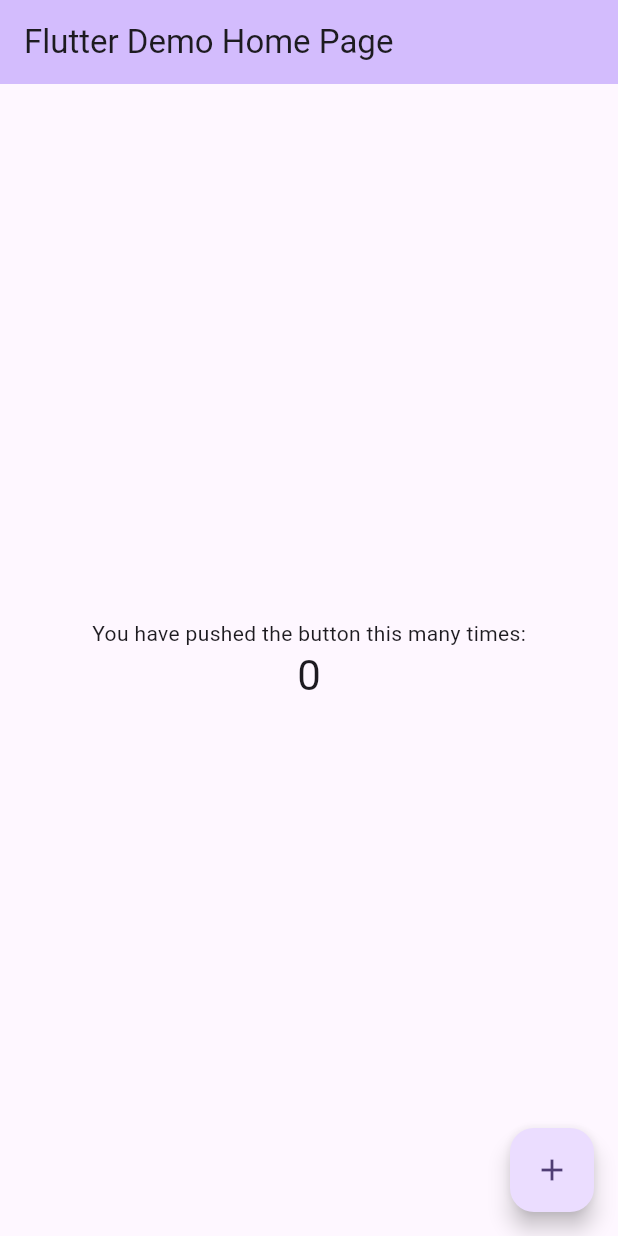
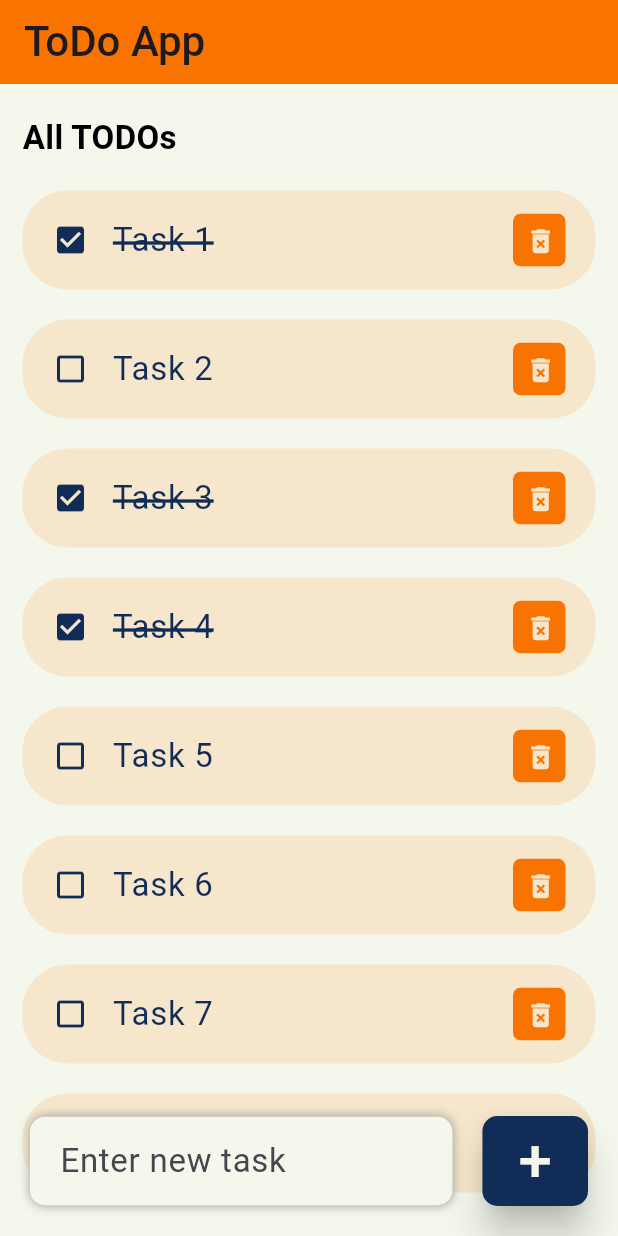
Before and after one commit to attaurrehmanhaji/Prodigy-Info-tech, a Flutter app: the screen it shows after launch, on a phone screen of 412 x 824 dp. Run offline on Flutter 3.47's test engine with Material 3 defaults, Android fonts, the phone set to English and light mode, and no system bars.

Commit message:
todo app complete

```diff
--- a/todo_list_app/lib/main.dart
+++ b/todo_list_app/lib/main.dart
@@ -1,33 +1,26 @@
+import 'model/todo.dart';
+import '../widgets/todo_items.dart';
 import 'package:flutter/material.dart';
 
 void main() {
   runApp(const MyApp());
 }
 
-class MyApp extends StatelessWidget {
+class MyApp extends StatefulWidget {
   const MyApp({super.key});
 
+  @override
+  State<MyApp> createState() => _MyAppState();
+}
+
+class _MyAppState extends State<MyApp> {
   // This widget is the root of your application.
   @override
   Widget build(BuildContext context) {
     return MaterialApp(
+      debugShowCheckedModeBanner: false,
       title: 'Flutter Demo',
       theme: ThemeData(
-        // This is the theme of your application.
-        //
-        // TRY THIS: Try running your application with "flutter run". You'll see
-        // the application has a purple toolbar. Then, without quitting the app,
-        // try changing the seedColor in the colorScheme below to Colors.green
-        // and then invoke "hot reload" (save your changes or press the "hot
-        // reload" button in a Flutter-supported IDE, or press "r" if you used
-        // the command line to start the app).
-        //
-        // Notice that the counter didn't reset back to zero; the application
-        // state is not lost during the reload. To reset the state, use hot
-        // restart instead.
-        //
-        // This works for code too, not just values: Most code changes can be
-        // tested with just a hot reload.
         colorScheme: ColorScheme.fromSeed(seedColor: Colors.deepPurple),
         useMaterial3: true,
       ),
@@ -39,15 +32,6 @@ class MyApp extends StatelessWidget {
 class MyHomePage extends StatefulWidget {
   const MyHomePage({super.key, required this.title});
 
-  // This widget is the home page of your application. It is stateful, meaning
-  // that it has a State object (defined below) that contains fields that affect
-  // how it looks.
-
-  // This class is the configuration for the state. It holds the values (in this
-  // case the title) provided by the parent (in this case the App widget) and
-  // used by the build method of the State. Fields in a Widget subclass are
-  // always marked "final".
-
   final String title;
 
   @override
@@ -55,71 +39,161 @@ class MyHomePage extends StatefulWidget {
 }
 
 class _MyHomePageState extends State<MyHomePage> {
-  int _counter = 0;
-
-  void _incrementCounter() {
-    setState(() {
-      // This call to setState tells the Flutter framework that something has
-      // changed in this State, which causes it to rerun the build method below
-      // so that the display can reflect the updated values. If we changed
-      // _counter without calling setState(), then the build method would not be
-      // called again, and so nothing would appear to happen.
-      _counter++;
-    });
-  }
+  final todosList = ToDo.todoList();
+  final newTodo = TextEditingController();
 
   @override
   Widget build(BuildContext context) {
     // This method is rerun every time setState is called, for instance as done
     // by the _incrementCounter method above.
-    //
-    // The Flutter framework has been optimized to make rerunning build methods
-    // fast, so that you can just rebuild anything that needs updating rather
-    // than having to individually change instances of widgets.
     return Scaffold(
-      appBar: AppBar(
-        // TRY THIS: Try changing the color here to a specific color (to
-        // Colors.amber, perhaps?) and trigger a hot reload to see the AppBar
-        // change color while the other colors stay the same.
-        backgroundColor: Theme.of(context).colorScheme.inversePrimary,
-        // Here we take the value from the MyHomePage object that was created by
-        // the App.build method, and use it to set our appbar title.
-        title: Text(widget.title),
+      backgroundColor: Color(0xffF3F7EC),
+      appBar: myappBar(),
+      body: Stack(
+        children: [
+          Container(
+            padding: EdgeInsets.symmetric(vertical: 20, horizontal: 15),
+            child: Column(
+              children: [
+                Expanded(
+                  child: ListView(
+                    children: [
+                      // searchBox(),
+                      Container(
+                        margin: EdgeInsets.only(bottom: 20),
+                        child: Text('All TODOs',
+                            style: TextStyle(
+                                color: Colors.black,
+                                fontSize: 22,
+                                fontWeight: FontWeight.bold)),
+                      ),
+                      for (ToDo todo in todosList)
+                        ToDoItems(
+                          todo: todo,
+                          onChanged: handleToDo,
+                          onDelete: handleDelete,
+                        ),
+                    ],
+                  ),
+                )
+              ],
+            ),
+          ),
+          Align(
+            alignment: Alignment.bottomCenter,
+            child: Row(
+              children: [
+                Expanded(
+                  child: Container(
+                    margin: EdgeInsets.only(bottom: 20, left: 20, right: 20),
+                    padding: EdgeInsets.symmetric(horizontal: 20, vertical: 5),
+                    decoration: BoxDecoration(
+                        borderRadius: BorderRadius.circular(10),
+                        color: Color(0xffF3F7EC),
+                        boxShadow: [
+                          BoxShadow(
+                            color: Colors.grey,
+                            blurRadius: 5,
+                          )
+                        ]),
+                    child: TextField(
+                      style: TextStyle(fontSize: 22),
+                      controller: newTodo,
+                      decoration: InputDecoration(
+                        hintText: "Enter new task",
+                        border: InputBorder.none,
+                      ),
+                    ),
+                  ),
+                ),
+                Container(
+                  margin: EdgeInsets.only(bottom: 20, right: 20),
+                  child: ElevatedButton(
+                    onPressed: () {
+                      addNewTodo(newTodo.text);
+                    },
+                    child: Text(
+                      "+",
+                      style: TextStyle(
+                        fontSize: 40,
+                      ),
+                    ),
+                    style: ElevatedButton.styleFrom(
+                      backgroundColor: Color(0xff102C57),
+                      foregroundColor: Color(0xffF3F7EC),
+                      elevation: 10,
+                      minimumSize: Size(60, 60),
+                      // onPrimary: Colors.white,
+
+                      shape: RoundedRectangleBorder(
+                          borderRadius: BorderRadius.circular(10)),
+                    ),
+                  ),
+                ),
+              ],
+            ),
+          )
+        ],
       ),
-      body: Center(
-        // Center is a layout widget. It takes a single child and positions it
-        // in the middle of the parent.
-        child: Column(
-          // Column is also a layout widget. It takes a list of children and
-          // arranges them vertically. By default, it sizes itself to fit its
-          // children horizontally, and tries to be as tall as its parent.
-          //
-          // Column has various properties to control how it sizes itself and
-          // how it positions its children. Here we use mainAxisAlignment to
-          // center the children vertically; the main axis here is the vertical
-          // axis because Columns are vertical (the cross axis would be
-          // horizontal).
-          //
-          // TRY THIS: Invoke "debug painting" (choose the "Toggle Debug Paint"
-          // action in the IDE, or press "p" in the console), to see the
-          // wireframe for each widget.
-          mainAxisAlignment: MainAxisAlignment.center,
-          children: <Widget>[
-            const Text(
-              'You have pushed the button this many times:',
+    );
+  }
+
+  void handleToDo(ToDo todo) {
+    setState(() {
+      todo.isDone = !todo.isDone;
+    });
+  }
+
+  void handleDelete(String id) {
+    setState(() {
+      todosList.removeWhere((item) => item.id == id);
+    });
+  }
+
+  void addNewTodo(String toDo) {
+    setState(() {
+      todosList.add(ToDo(
+        id: DateTime.now().millisecondsSinceEpoch.toString(),
+        todoText: toDo,
+      ));
+    });
+    newTodo.clear();
+  }
+
+  AppBar myappBar() {
+    return AppBar(
+      backgroundColor: Color(0xffF97300),
+      title: Text(
+        'ToDo App',
+        style: TextStyle(fontWeight: FontWeight.w500, fontSize: 28),
+      ),
+    );
+  }
+
+  Widget searchBox() {
+    return Container(
+      padding: EdgeInsets.symmetric(horizontal: 20, vertical: 2),
+      // height: 60,
+      // width: 500,
+      decoration: const BoxDecoration(
+          color: Color.fromARGB(255, 238, 238, 238),
+          borderRadius: BorderRadius.all(Radius.circular(30))),
+      child: const TextField(
+        decoration: InputDecoration(
+            prefixIcon: Icon(
+              Icons.search,
+              color: Colors.black,
+              size: 25,
             ),
-            Text(
-              '$_counter',
-              style: Theme.of(context).textTheme.headlineMedium,
+            border: InputBorder.none,
+            prefixIconConstraints: BoxConstraints(
+              maxHeight: 20,
+              minWidth: 25,
             ),
-          ],
-        ),
+            contentPadding: EdgeInsets.all(0),
+            hintText: "Search ",
+            hintStyle: TextStyle(color: Colors.black)),
       ),
-      floatingActionButton: FloatingActionButton(
-        onPressed: _incrementCounter,
-        tooltip: 'Increment',
-        child: const Icon(Icons.add),
-      ), // This trailing comma makes auto-formatting nicer for build methods.
     );
   }
 }
--- /dev/null
+++ b/todo_list_app/lib/model/todo.dart
@@ -0,0 +1,56 @@
+class ToDo {
+  String? id;
+  String? todoText;
+  bool isDone;
+
+  ToDo({
+    required this.id,
+    required this.todoText,
+    this.isDone = false,
+  });
+
+  static List<ToDo> todoList() {
+    return [
+      ToDo(
+        id: '1',
+        todoText: 'Task 1',
+        isDone: true,
+      ),
+      ToDo(
+        id: '2',
+        todoText: 'Task 2',
+        isDone: false,
+      ),
+      ToDo(
+        id: '3',
+        todoText: 'Task 3',
+        isDone: true,
+      ),
+      ToDo(
+        id: '4',
+        todoText: 'Task 4',
+        isDone: true,
+      ),
+      ToDo(
+        id: '5',
+        todoText: 'Task 5',
+        isDone: false,
+      ),
+      ToDo(
+        id: '6',
+        todoText: 'Task 6',
+        isDone: false,
+      ),
+      ToDo(
+        id: '7',
+        todoText: 'Task 7',
+        isDone: false,
+      ),
+      ToDo(
+        id: '8',
+        todoText: 'Task 8',
+        isDone: true,
+      ),
+    ];
+  }
+}
--- /dev/null
+++ b/todo_list_app/lib/widgets.dart
@@ -0,0 +1 @@
+// TODO Implement this library.
--- /dev/null
+++ b/todo_list_app/lib/widgets/todo_items.dart
@@ -0,0 +1,62 @@
+import '../model/todo.dart';
+import 'package:flutter/material.dart';
+
+class ToDoItems extends StatelessWidget {
+  final ToDo todo;
+  final onChanged;
+  final onDelete;
+  const ToDoItems(
+      {super.key,
+      required this.todo,
+      required this.onChanged,
+      required this.onDelete});
+  @override
+  Widget build(BuildContext context) {
+    return Container(
+        margin: EdgeInsets.only(bottom: 20),
+        child: ListTile(
+          onTap: () {
+            onChanged(todo);
+          },
+          contentPadding: EdgeInsets.symmetric(horizontal: 20, vertical: 5),
+          tileColor: Color(0xffF6E6CB),
+          shape:
+              RoundedRectangleBorder(borderRadius: BorderRadius.circular(30)),
+          leading: todo.isDone
+              ? Icon(
+                  Icons.check_box,
+                  color: Color(0xff102C57),
+                )
+              : Icon(
+                  Icons.check_box_outline_blank,
+                  color: Color(0xff102C57),
+                ),
+          title: Text(
+            todo.todoText!,
+            style: TextStyle(
+              fontSize: 22,
+              color: Color(0xff102C57),
+              decorationThickness: 2,
+              decorationColor: Color(0xff102C57),
+              //  todo.isDone ? TextDecoration.lineThrough : null,
+              decoration: todo.isDone ? TextDecoration.lineThrough : null,
+            ),
+          ),
+          trailing: Container(
+            height: 35,
+            width: 35,
+            child: IconButton(
+              color: Color(0xffF6E6CB),
+              icon: Icon(Icons.delete_forever),
+              iconSize: 21,
+              onPressed: () {
+                onDelete(todo.id);
+              },
+            ),
+            decoration: BoxDecoration(
+                color: Color(0xffF97300),
+                borderRadius: BorderRadius.circular(5)),
+          ),
+        ));
+  }
+}
```
